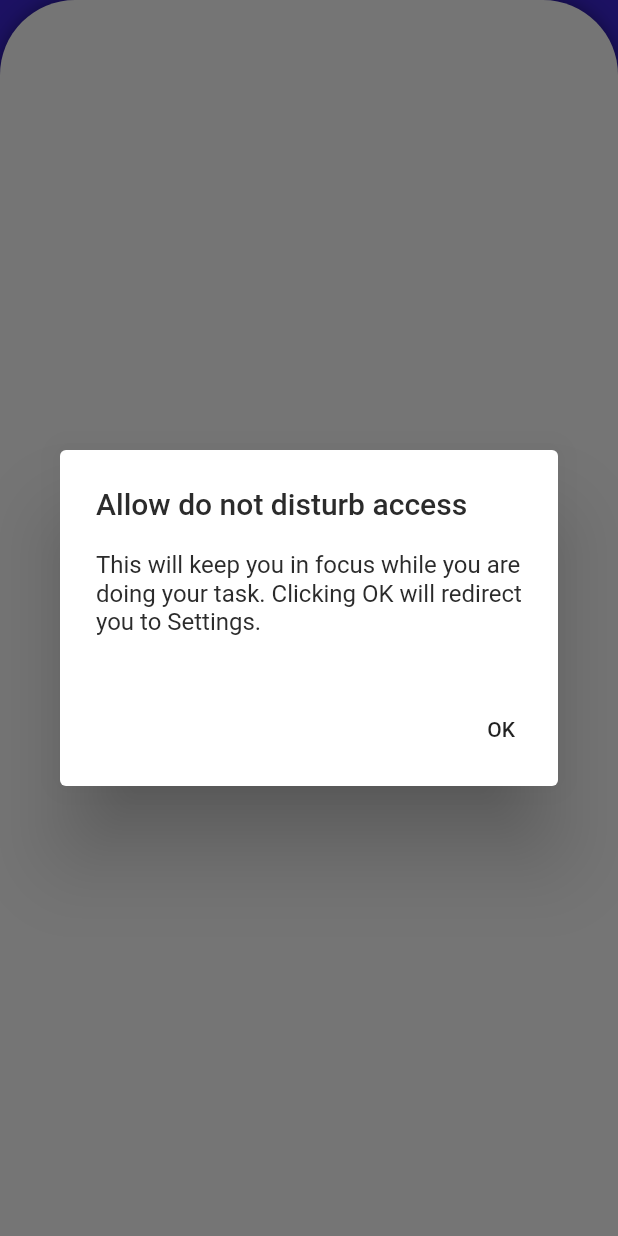
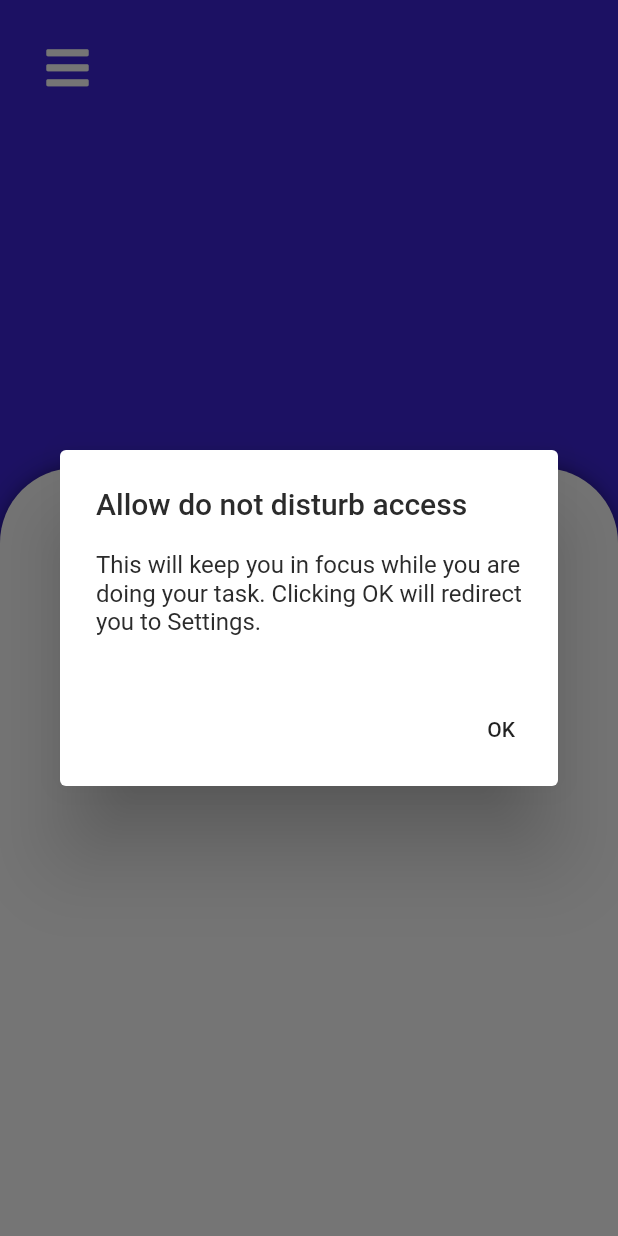
Before and after one commit to AngelK1NG/argus_app_1, a Flutter app: the screen it shows once a user with an empty profile is signed in, on a phone screen of 412 x 824 dp. Run offline on Flutter 3.47's test engine with Material 2 defaults, Android fonts, the phone set to English and light mode, and no system bars; our stand-ins replace auto_size_text, cloud_firestore, confetti, dots_indicator, firebase_analytics, firebase_auth and 7 more; missing offline and left inert: apple_sign_in, flutter_dnd, screen; accounts and stored records are empty.

Commit message:
Fix: iOS wrapper broken with keyboard

```diff
--- a/lib/components/wrapper.dart
+++ b/lib/components/wrapper.dart
@@ -10,20 +10,20 @@
   final bool loading;
   final double cardPosition;
 
-  const WrapperWidget(
-      {@required this.child,
+  const WrapperWidget({
+    @required this.child,
     this.backgroundColor,
     this.nav,
     @required this.loading,
     this.cardPosition,
-    }
-  );
+  });
 
   @override
   _WrapperWidgetState createState() => _WrapperWidgetState();
 }
 
-class _WrapperWidgetState extends State<WrapperWidget> with TickerProviderStateMixin {
+class _WrapperWidgetState extends State<WrapperWidget>
+    with TickerProviderStateMixin {
   bool _navActive = false;
 
   void toggleNav() {
@@ -72,15 +72,22 @@
                   curve: cardSlideCurve,
                   left: 0,
                   right: 0,
-                  bottom: widget.cardPosition == null ? - MediaQuery.of(context).size.height : - widget.cardPosition,
+                  top: widget.cardPosition == null
+                      ? MediaQuery.of(context).size.height
+                      : widget.cardPosition,
                   child: Container(
                     decoration: BoxDecoration(
-                      borderRadius: BorderRadius.only(topLeft: Radius.circular(50), topRight: Radius.circular(50),),
+                      borderRadius: BorderRadius.only(
+                        topLeft: Radius.circular(50),
+                        topRight: Radius.circular(50),
+                      ),
                       color: Colors.white,
-                      boxShadow: [BoxShadow(
+                      boxShadow: [
+                        BoxShadow(
                           spreadRadius: -5,
                           blurRadius: 15,
-                      )],
+                        )
+                      ],
                     ),
                     height: MediaQuery.of(context).size.height,
                   ),
```
Lines whose indentation alone changed are shown as unchanged.
